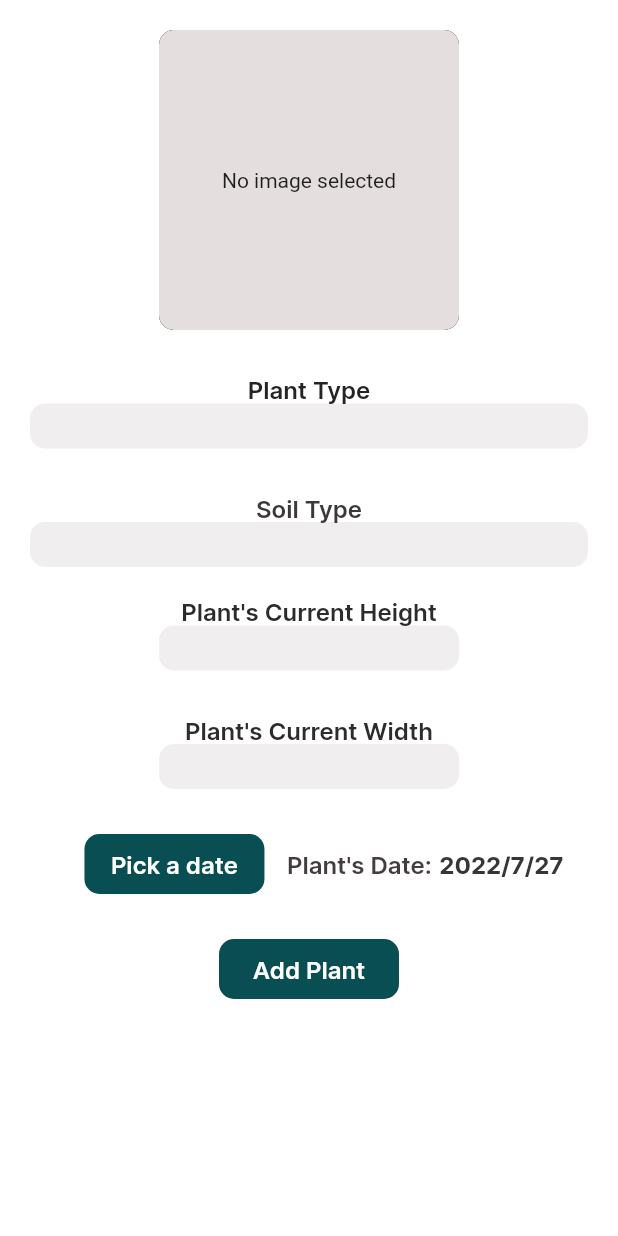
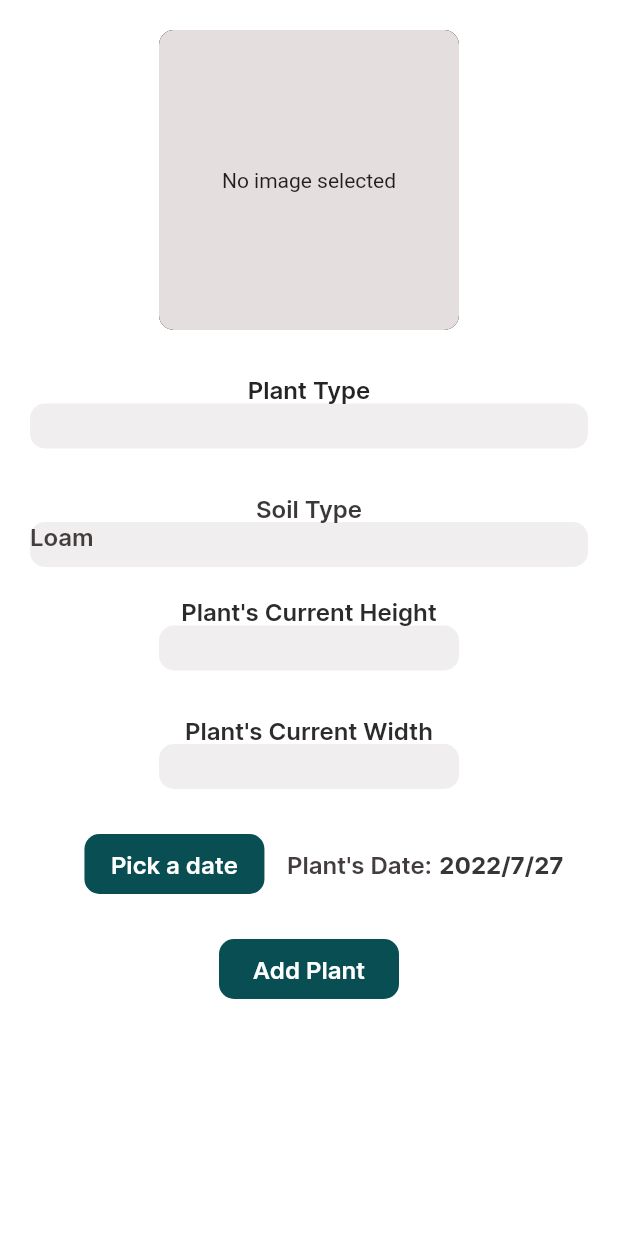
Before and after one commit to GardenMate/ibm-garden, a Flutter app: the PlantForm screen opened directly, on a phone screen of 412 x 824 dp. Run offline on Flutter 3.47's test engine with Material 2 defaults, Android fonts, the light colour scheme and no system bars; our stand-ins replace auto_size_text, flutter_rating_bar, flutter_secure_storage, geolocator, image_picker; missing offline and left inert: dart:ffi; accounts and stored records are empty.

Commit message:
fixed merge confix

```diff
--- a/build_my_garden/lib/pages/subpages/add_plants_page.dart
+++ b/build_my_garden/lib/pages/subpages/add_plants_page.dart
@@ -133,23 +133,38 @@ class _PlantFormState extends State<PlantForm> {
                     ),
                   ),
                   SizedBox(
-                    height: 30,
-                    width: 200,
-                    child: TextField(
-                      controller: _plantTypeController,
-                      decoration: InputDecoration(
-                        border: OutlineInputBorder(
-                          borderRadius: BorderRadius.circular(10),
-                          borderSide: const BorderSide(
-                            width: 0,
-                            style: BorderStyle.none,
+                      height: 30,
+                      width: 200,
+                      child: GestureDetector(
+                        onTap: () async {
+                          final plant_index_list = await Navigator.push(
+                            context,
+                            MaterialPageRoute(
+                              builder: (context) => PlantTypePage(),
+                            ),
+                          );
+                          setState(() {
+                            _plantTypeController.text = plant_index_list[0];
+                            plant_index = plant_index_list[1];
+                          });
+                        },
+                        child: Container(
+                          decoration: BoxDecoration(
+                            color: Color.fromARGB(20, 64, 42, 42),
+                            borderRadius: BorderRadius.circular(10.0),
+                            //     borderSide: const BorderSide(
+                            //         width: 0, style: BorderStyle.none),
+                            // fillColor: Colors.white,
+                            // filled: true,
+                          ),
+                          child: Center(
+                            child: AppText(
+                              text: _plantTypeController.text,
+                              color: Color.fromARGB(255, 0, 0, 0),
+                            ),
                           ),
                         ),
-                        fillColor: Color.fromARGB(20, 64, 42, 42),
-                        filled: true,
-                      ),
-                    ),
-                  )
+                      ))
                 ],
               ),
               SizedBox(height: 20),
@@ -169,19 +184,12 @@ class _PlantFormState extends State<PlantForm> {
                   SizedBox(
                     height: 30,
                     width: 200,
-                    child: TextField(
-                      controller: _soilTypeController,
-                      decoration: InputDecoration(
-                        border: OutlineInputBorder(
-                          borderRadius: BorderRadius.circular(10),
-                          borderSide: const BorderSide(
-                            width: 0,
-                            style: BorderStyle.none,
-                          ),
-                        ),
-                        fillColor: Color.fromARGB(20, 64, 42, 42),
-                        filled: true,
+                    child: Container(
+                      decoration: BoxDecoration(
+                        borderRadius: BorderRadius.circular(10),
+                        color: const Color.fromARGB(20, 64, 42, 42),
                       ),
+                      child: AppText(text: "Loam"),
                     ),
                   ),
                 ],
@@ -250,16 +258,11 @@ class _PlantFormState extends State<PlantForm> {
                   ),
                 ],
               ),
-
               SizedBox(height: 20),
               SizedBox(
                 width: 100,
                 height: 10,
-
-            ),
-
-
-
+              ),
               Row(
                 mainAxisAlignment: MainAxisAlignment.center,
                 children: [
--- a/build_my_garden/lib/service/mygarden_service.dart
+++ b/build_my_garden/lib/service/mygarden_service.dart
@@ -75,6 +75,7 @@ class PlantService {
         await http.get(Uri.parse("$baseUrl/api/mygarden/plant"), headers: {
       'Authorization': 'Token $token',
     });
+    print(response.body);
     return ListOfPlants.fromList(jsonDecode(response.body));
   }
 
```
